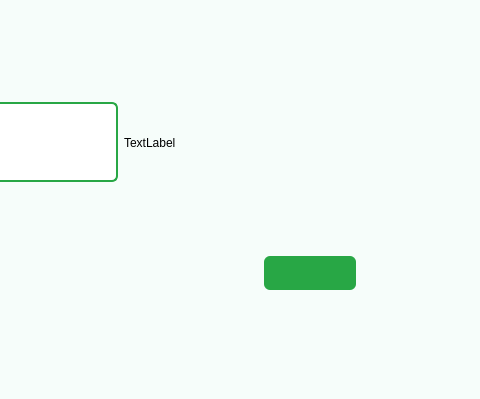
Above: setup.ui from Farazist/raspberrypi-app before the change; both pictures show x 491 to 971 and y 0 to 399 of the 1056 by 399 pixel window. Below: the same form after it.
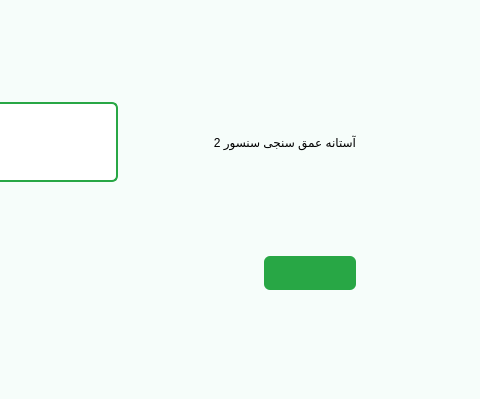
That is the form after the change. The open tabs and pages were chosen to show the change. Icons and pictures are not drawn.

Diff of the .ui file:
```diff
--- a/setup.ui
+++ b/setup.ui
@@ -1034,7 +1034,7 @@
 color: #000000;</string>
             </property>
             <property name="text">
-             <string>TextLabel</string>
+             <string>آستانه عمق سنجی سنسور 2</string>
             </property>
            </widget>
           </item>
```
Left out of the diff: 6 changed lines with no effect on the pictures.
